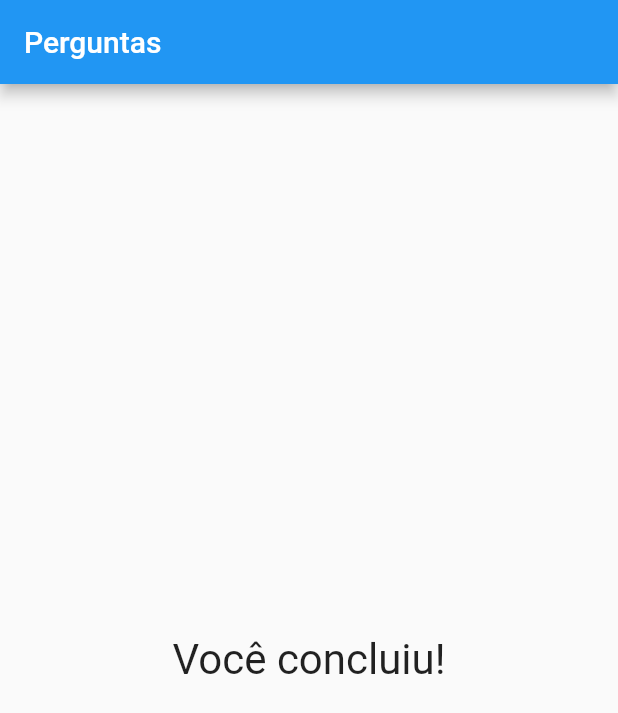
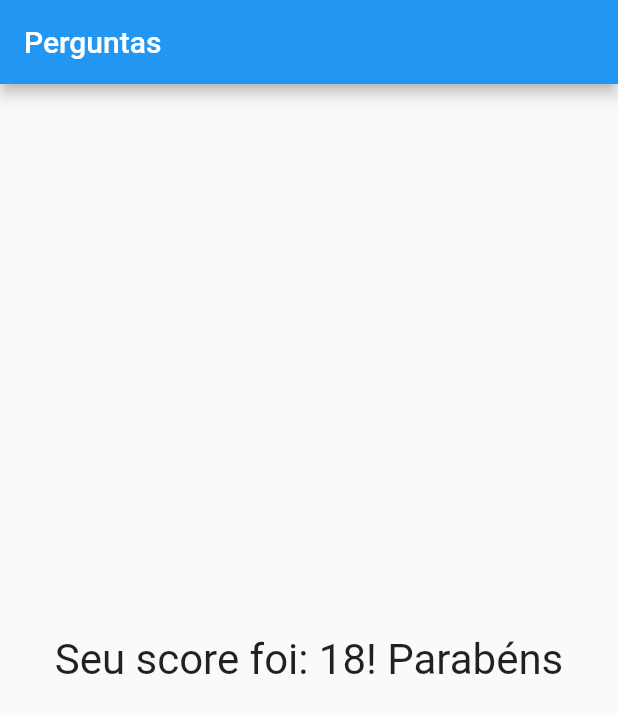
Before and after one commit to liuvasconcelos/flutter-udemy-course, a Flutter app: the screen it shows after launch, after a tap on "Preto", after a tap on "Cobra", after a tap on "Léo", on a phone screen of 412 x 824 dp. Shown: the top 713 px of the screen. Run offline on Flutter 3.47's test engine with Material 2 defaults, Android fonts, the phone set to English and light mode, and no system bars.

Commit message:
master Add score text.
-

Signed-off-by: Livia Vasconcelos <ltenoriovasconcelos@gmail.com>

```diff
--- a/questions_project/lib/main.dart
+++ b/questions_project/lib/main.dart
@@ -43,7 +43,6 @@ class _QuestionAppState extends State<QuestionApp> {
         _totalPontuation += currentPontuation;
       });
     }
-    print(_totalPontuation);
   }
 
   bool get hasSelectedQuestion {
@@ -63,7 +62,7 @@ class _QuestionAppState extends State<QuestionApp> {
                 onSelection: _answer,
                 selectedQuestion: _selectedQuestion,
               )
-            : Result("Você concluiu!"),
+            : Result(_totalPontuation),
       ),
     );
   }
--- a/questions_project/lib/result.dart
+++ b/questions_project/lib/result.dart
@@ -1,9 +1,13 @@
 import 'package:flutter/material.dart';
 
 class Result extends StatelessWidget {
-  final String resultText;
+  final int score;
 
-  Result(this.resultText);
+  Result(this.score);
+
+  String get resultText {
+    return "Seu score foi: $score! Parabéns";
+  }
 
   @override
   Widget build(BuildContext context) {
```
